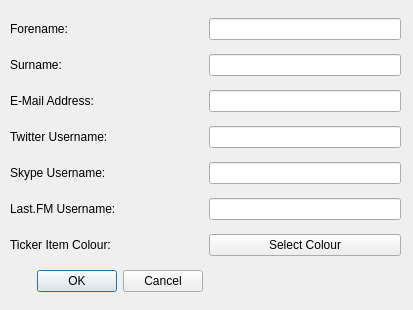
The window that contactbuilder.ui (vmlemon/SocialClient) describes before a commit, drawn with Qt 5.
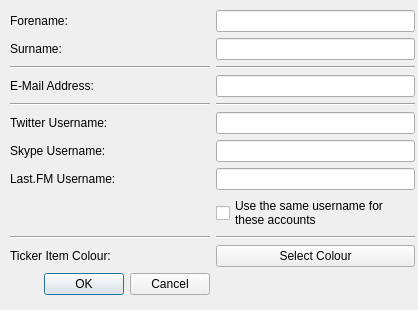
The same window after the commit.

Commit message: Enable copying usernames

What changed in the file:
```diff
--- a/contactbuilder.ui
+++ b/contactbuilder.ui
@@ -6,7 +6,7 @@
    <rect>
     <x>0</x>
     <y>0</y>
-    <width>413</width>
+    <width>418</width>
     <height>310</height>
    </rect>
   </property>
@@ -18,12 +18,12 @@
     <rect>
      <x>10</x>
      <y>10</y>
-     <width>391</width>
+     <width>405</width>
      <height>291</height>
     </rect>
    </property>
    <layout class="QGridLayout" name="gridLayout">
-    <item row="7" column="0">
+    <item row="11" column="0">
      <widget class="QDialogButtonBox" name="buttonBox">
       <property name="orientation">
        <enum>Qt::Horizontal</enum>
@@ -47,28 +47,28 @@
       </property>
      </widget>
     </item>
-    <item row="2" column="0">
+    <item row="3" column="0">
      <widget class="QLabel" name="EMailLabel">
       <property name="text">
        <string>E-Mail Address: </string>
       </property>
      </widget>
     </item>
-    <item row="3" column="0">
+    <item row="5" column="0">
      <widget class="QLabel" name="TwitterHandleLabel">
       <property name="text">
        <string>Twitter Username: </string>
       </property>
      </widget>
     </item>
-    <item row="4" column="0">
+    <item row="6" column="0">
      <widget class="QLabel" name="SkypeHandleLabel">
       <property name="text">
        <string>Skype Username: </string>
       </property>
      </widget>
     </item>
-    <item row="5" column="0">
+    <item row="7" column="0">
      <widget class="QLabel" name="LastFmHandleLabel">
       <property name="text">
        <string>Last.FM Username: </string>
@@ -81,32 +81,82 @@
     <item row="1" column="1">
      <widget class="QLineEdit" name="Surname"/>
     </item>
-    <item row="2" column="1">
-     <widget class="QLineEdit" name="EMail"/>
-    </item>
     <item row="3" column="1">
+     <widget class="QLineEdit" name="EMail"/>
+    </item>
+    <item row="5" column="1">
      <widget class="QLineEdit" name="TwitterHandle"/>
     </item>
-    <item row="4" column="1">
+    <item row="6" column="1">
      <widget class="QLineEdit" name="SkypeHandle"/>
     </item>
-    <item row="5" column="1">
+    <item row="7" column="1">
      <widget class="QLineEdit" name="LastFmHandle"/>
     </item>
-    <item row="6" column="0">
+    <item row="10" column="0">
      <widget class="QLabel" name="TickerColourLabel">
       <property name="text">
        <string>Ticker Item Colour: </string>
       </property>
      </widget>
     </item>
-    <item row="6" column="1">
+    <item row="10" column="1">
      <widget class="QPushButton" name="SelectColour">
       <property name="text">
        <string>Select Colour</string>
       </property>
      </widget>
     </item>
+    <item row="2" column="0">
+     <widget class="Line" name="NameLine">
+      <property name="orientation">
+       <enum>Qt::Horizontal</enum>
+      </property>
+     </widget>
+    </item>
+    <item row="4" column="0">
+     <widget class="Line" name="EMailLine">
+      <property name="orientation">
+       <enum>Qt::Horizontal</enum>
+      </property>
+     </widget>
+    </item>
+    <item row="9" column="0">
+     <widget class="Line" name="UsernamesLine">
+      <property name="orientation">
+       <enum>Qt::Horizontal</enum>
+      </property>
+     </widget>
+    </item>
+    <item row="8" column="1">
+     <widget class="QCheckBox" name="CopyUserNames">
+      <property name="text">
+       <string>Use the same username for 
+these accounts</string>
+      </property>
+     </widget>
+    </item>
+    <item row="2" column="1">
+     <widget class="Line" name="line">
+      <property name="orientation">
+       <enum>Qt::Horizontal</enum>
+      </property>
+     </widget>
+    </item>
+    <item row="4" column="1">
+     <widget class="Line" name="line_2">
+      <property name="orientation">
+       <enum>Qt::Horizontal</enum>
+      </property>
+     </widget>
+    </item>
+    <item row="9" column="1">
+     <widget class="Line" name="line_3">
+      <property name="orientation">
+       <enum>Qt::Horizontal</enum>
+      </property>
+     </widget>
+    </item>
    </layout>
   </widget>
  </widget>
```
The commit also changes 2 other files.
